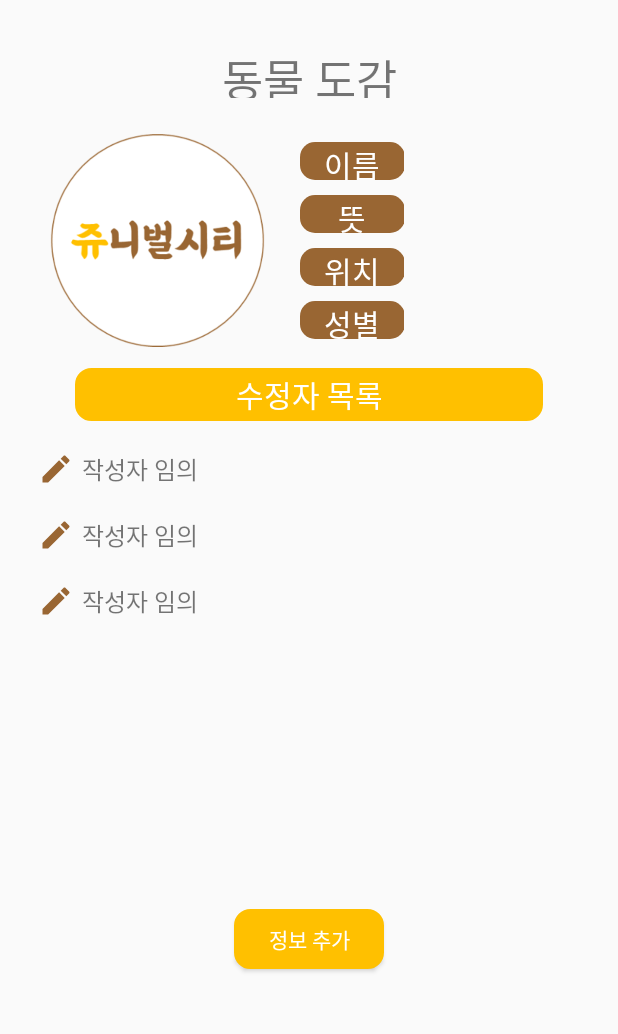
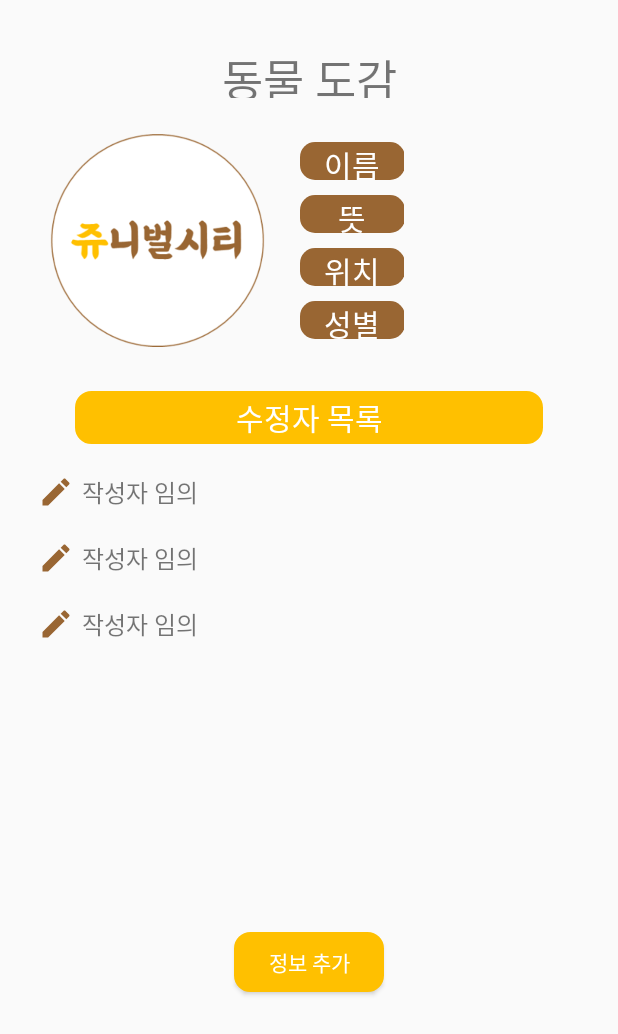
Before and after one commit to kanggeongu/SignalProcessing, an Android app: the layout activity_animal_book_detail.xml on its own in the app's theme, with its tools: preview values and no code run, on a phone screen of 412 x 824 dp. Shown: the top 1034 px of the screen. Run offline under Robolectric (Android 15) with nearby library versions, the light colour scheme and no system bars; Roboto replaces fonts that are not available here.

Commit message:
0620 final design2

```diff
--- a/app/src/main/res/layout/activity_animal_book_detail.xml
+++ b/app/src/main/res/layout/activity_animal_book_detail.xml
@@ -148,7 +148,7 @@
             android:layout_height="35dp"
             android:gravity="center"
             android:textColor="@color/colorWhite"
-            android:layout_marginTop="10dp"
+            android:layout_marginTop="25dp"
             android:layout_marginLeft="50dp"
             android:layout_marginRight="50dp"
             android:fontFamily="@font/bmjua"
```
